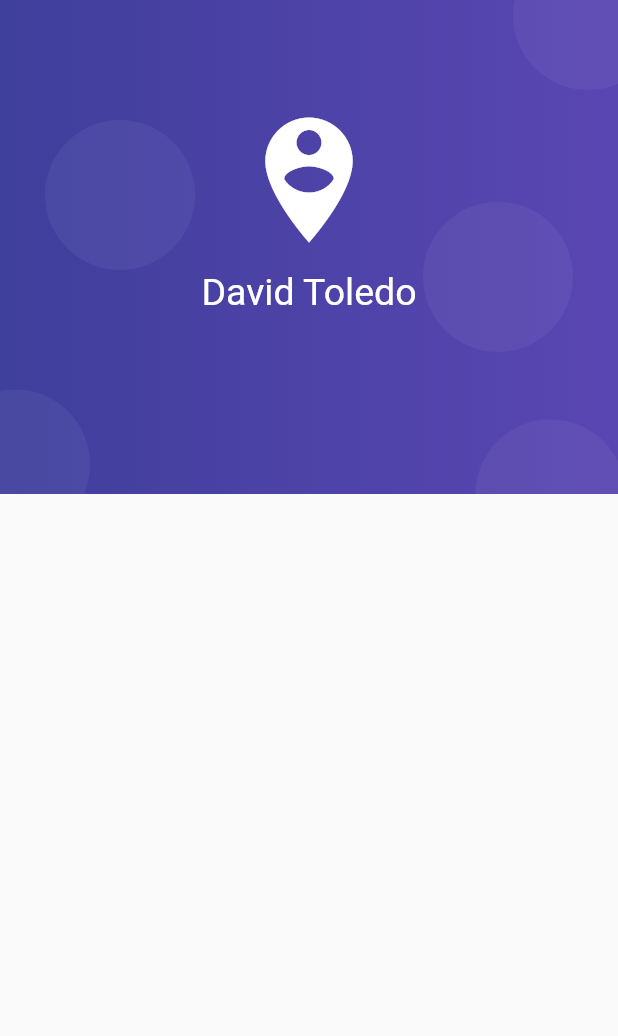
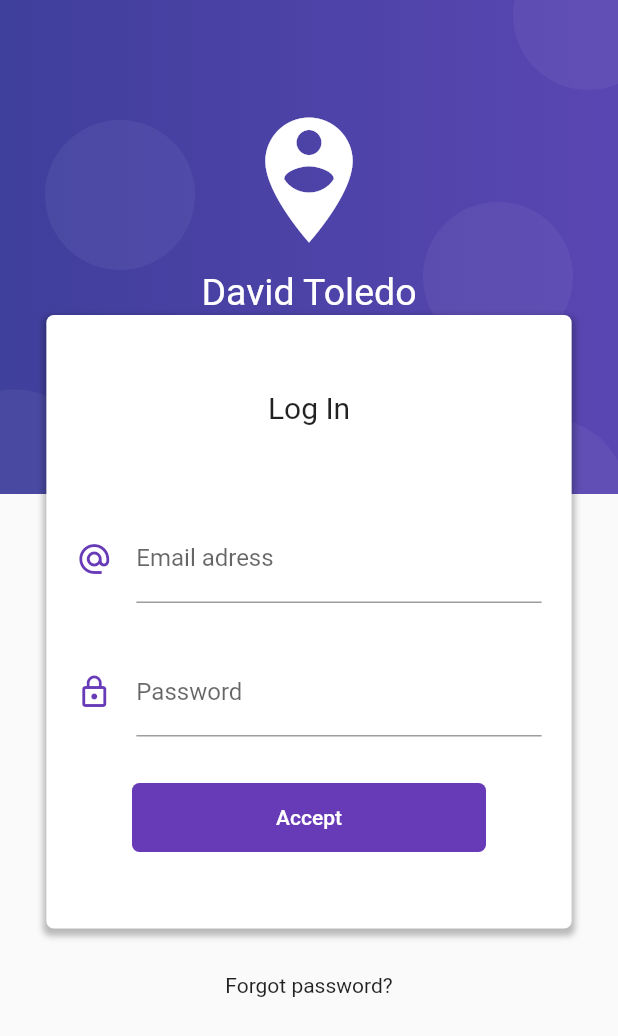
Before and after one commit to toledodavid/flutter-formvalidation, a Flutter app: the screen it shows after launch, on a phone screen of 412 x 824 dp. Shown: the top 1036 px of the screen. Run offline on Flutter 3.47's test engine with Material 2 defaults, Android fonts, the phone set to English and light mode, and no system bars.

Commit message:
create-container-for-login-inputs

```diff
--- a/lib/src/pages/login_page.dart
+++ b/lib/src/pages/login_page.dart
@@ -7,11 +7,106 @@ class LoginPage extends StatelessWidget {
     return Scaffold(
       body: Stack(
         children: <Widget>[
-          _createBackground(context)
+          _createBackground(context),
+          _loginForm(context)
         ],
       ),
     );
   }
+
+  Widget _loginForm(BuildContext context) {
+
+    final size = MediaQuery.of(context).size;
+
+    return SingleChildScrollView(
+      child: Column(
+        children: <Widget>[
+
+          SafeArea(
+            child: Container(height: 180.0),
+          ),
+
+          Container(
+            width: size.width * 0.85,
+            margin: EdgeInsets.symmetric(vertical: 30.0),
+            padding: EdgeInsets.symmetric(vertical: 50.0),
+            decoration: BoxDecoration(
+              color: Colors.white,
+              borderRadius: BorderRadius.circular(5.0),
+              boxShadow: <BoxShadow> [
+                BoxShadow(
+                  color: Colors.black26,
+                  blurRadius: 3.0,
+                  offset: Offset(0.0, 3.0),
+                  spreadRadius: 2.0
+                )
+              ]
+            ),
+            child: Column(
+              children: <Widget>[
+                Text('Log In', style: TextStyle(fontSize: 20.0)),
+                SizedBox(height: 60.0),
+                _createEmailInput(),
+                SizedBox(height: 30.0),
+                _createPasswordInput(),
+                SizedBox(height: 30.0),
+                _createButton()
+              ],
+            ),
+          ),
+
+          Text('Forgot password?'),
+          SizedBox(height: 100.0)
+
+        ],
+      ),
+    );
+  }
+
+  Widget _createEmailInput() {
+    return Container(
+      padding: EdgeInsets.symmetric(horizontal: 20.0),
+      child: TextField(
+        keyboardType: TextInputType.emailAddress,
+        decoration: InputDecoration(
+          icon: Icon(Icons.alternate_email, color: Colors.deepPurple),
+          hintText: 'example@email.com',
+          labelText: 'Email adress'
+        ),
+      ),
+    );
+  }
+
+  Widget _createPasswordInput() {
+    return Container(
+      padding: EdgeInsets.symmetric(horizontal: 20.0),
+      child: TextField(
+        obscureText: true,
+        decoration: InputDecoration(
+          icon: Icon(Icons.lock_outline, color: Colors.deepPurple),
+          labelText: 'Password'
+        ),
+      ),
+    );
+  }
+
+  Widget _createButton() {
+    return RaisedButton(
+      child: Container(
+        padding: EdgeInsets.symmetric(horizontal: 80.0, vertical: 15.0),
+        child: Text('Accept'),
+      ),
+      shape: RoundedRectangleBorder(
+        borderRadius: BorderRadius.circular(5.0)
+      ),
+      elevation: 0.0,
+      color: Colors.deepPurple,
+      textColor: Colors.white,
+      onPressed: () {}
+    );
+  }
+
+
 
   Widget _createBackground(BuildContext context) {
 
@@ -40,7 +135,7 @@ class LoginPage extends StatelessWidget {
     );
 
     final headerIconText = Container(
-      padding: EdgeInsets.only(top: 70),
+      padding: EdgeInsets.only(top: 70.0),
       child: Column(
         children: <Widget>[
           Icon(Icons.person_pin_circle, color: Colors.white, size: 100.0),
```
